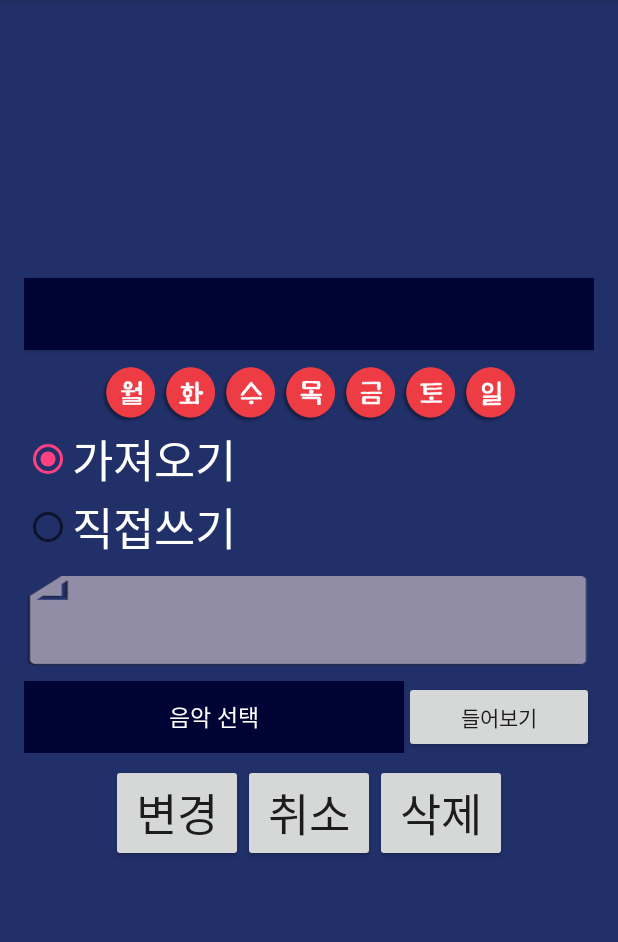
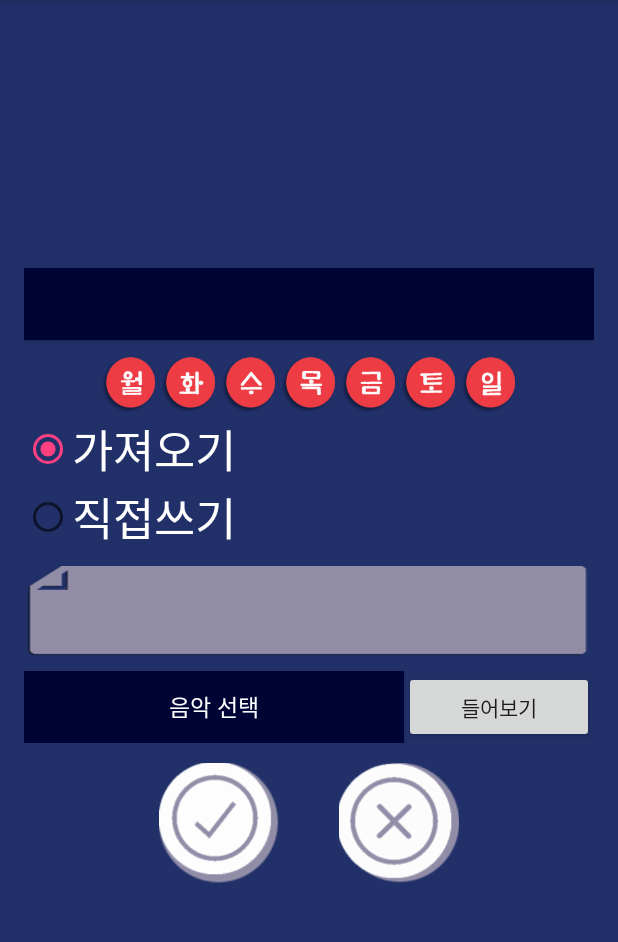
Before and after one commit to Jobless-King/VoiceAlarm, an Android app: the ChangeAlarm screen opened directly, with no data from a screen before it, on a phone screen of 412 x 824 dp, the part 84-1026 px from its top. Run offline under Robolectric (Android 15) with nearby library versions, the phone set to English and light mode, and no system bars.

Commit message:
Image button change
Image button change

```diff
--- a/app/src/main/res/layout/activity_change_alarm.xml
+++ b/app/src/main/res/layout/activity_change_alarm.xml
@@ -139,31 +139,32 @@
             android:layout_height="wrap_content"
             android:text="들어보기"/>
     </LinearLayout>
-    <LinearLayout
+    <RelativeLayout
         android:layout_width="match_parent"
-        android:layout_height="80dp"
+        android:layout_height="wrap_content"
         android:gravity="center"
-        android:weightSum="1">
-        <Button
+        android:weightSum="1"
+        android:paddingLeft="90dp"
+        android:paddingRight="90dp">
+        <ImageButton
             android:onClick="Change"
-            android:layout_width="wrap_content"
-            android:layout_height="wrap_content"
+            android:layout_marginTop="13dp"
+            android:src="@drawable/ok"
+            android:background="@null"
+            android:scaleType="centerCrop"
+            android:layout_width="80dp"
+            android:layout_height="80dp"
             android:layout_gravity="center"
-            android:text="변경"
-            android:textSize="30dp"/>
-        <Button
-            android:onClick="Cancel"
-            android:layout_width="wrap_content"
-            android:layout_height="wrap_content"
-            android:layout_gravity="center"
-            android:text="취소"
-            android:textSize="30dp"/>
-        <Button
+            android:layout_alignParentLeft="true"/>
+
+        <ImageButton
             android:onClick="Delete"
-            android:layout_width="wrap_content"
-            android:layout_height="wrap_content"
-            android:layout_gravity="center"
-            android:text="삭제"
-            android:textSize="30dp"/>
-    </LinearLayout>
+            android:layout_marginTop="13dp"
+            android:src="@drawable/delete"
+            android:background="@null"
+            android:scaleType="centerCrop"
+            android:layout_width="80dp"
+            android:layout_height="80dp"
+            android:layout_alignParentRight="true" />
+    </RelativeLayout>
 </LinearLayout>
```
Also changed, not shown: app/src/main/res/layout/activity_add_alarm.xml (+8 -22 lines), app/src/main/res/layout/activity_clear_alarm.xml (+9 -5 lines), app/src/main/res/AndroidManifest.xml.png (added), app/src/main/res/drawable/delete.png (added), app/src/main/res/drawable/ok.png (added).
